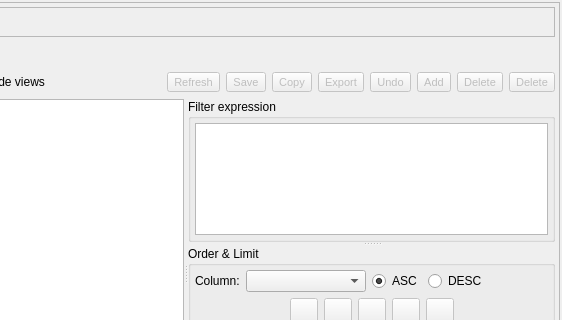
The window that libpgmodeler_ui/ui/datamanipulationform.ui (pgmodeler/pgmodeler) describes before a commit, drawn with Qt 5; both pictures show x 171 to 733 and y 0 to 320 of the 733 by 560 pixel window.
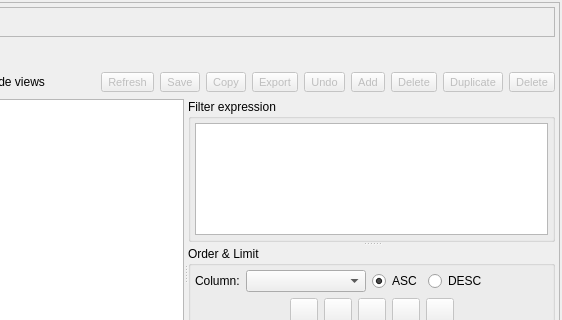
The same window after the commit. Icons and pictures are not drawn.

Commit message:
Added the ability to duplicate rows in DataManipulationForm
Changed the icons for Add, Delete rows in DataManipulationForm

The edit to the form file:
```diff
--- a/libpgmodeler_ui/ui/datamanipulationform.ui
+++ b/libpgmodeler_ui/ui/datamanipulationform.ui
@@ -633,6 +633,46 @@
             </property>
            </widget>
           </item>
+          <item>
+           <widget class="QToolButton" name="duplicate_tb">
+            <property name="enabled">
+             <bool>false</bool>
+            </property>
+            <property name="minimumSize">
+             <size>
+              <width>0</width>
+              <height>0</height>
+             </size>
+            </property>
+            <property name="font">
+             <font>
+              <pointsize>8</pointsize>
+             </font>
+            </property>
+            <property name="toolTip">
+             <string>Duplicate the selected rows as new ones</string>
+            </property>
+            <property name="text">
+             <string>Duplicate</string>
+            </property>
+            <property name="icon">
+             <iconset resource="../res/resources.qrc">
+              <normaloff>:/icones/icones/duprow.png</normaloff>:/icones/icones/duprow.png</iconset>
+            </property>
+            <property name="iconSize">
+             <size>
+              <width>22</width>
+              <height>22</height>
+             </size>
+            </property>
+            <property name="shortcut">
+             <string>Ctrl+D</string>
+            </property>
+            <property name="toolButtonStyle">
+             <enum>Qt::ToolButtonIconOnly</enum>
+            </property>
+           </widget>
+          </item>
           <item>
            <widget class="QToolButton" name="filter_tb">
             <property name="enabled">
```
Left out of the diff: 11 changed lines with no effect on the pictures. The commit also changes 8 other files.
